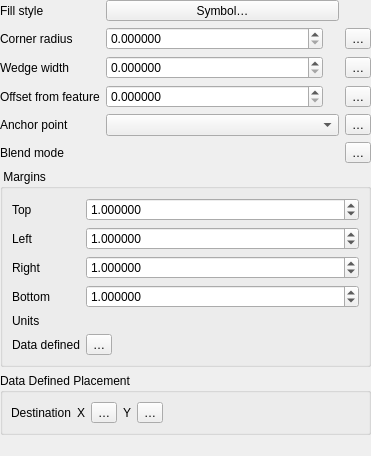
The window that src/ui/callouts/widget_ballooncallout.ui (carsmie/QGIS) describes before a commit, drawn with Qt 5.
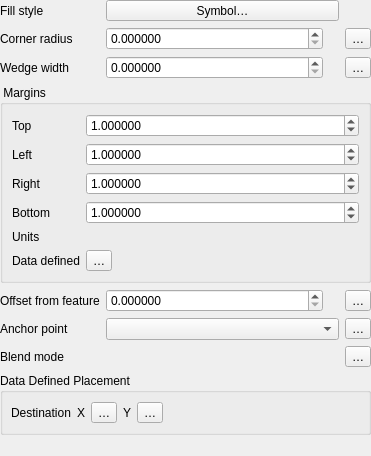
The same window after the commit. Custom widgets are drawn as their Qt base class.

Commit message: Move up Margins group

Patch:
```diff
--- a/src/ui/callouts/widget_ballooncallout.ui
+++ b/src/ui/callouts/widget_ballooncallout.ui
@@ -244,9 +244,7 @@
        </property>
       </widget>
      </item>
-    </layout>
-   </item>
-   <item>
+     <item row="3" column="0" colspan="4">
     <widget class="QgsCollapsibleGroupBox" name="mMarginsGroupBox">
      <property name="title">
       <string> Margins</string>
@@ -445,6 +443,8 @@
       </item>
      </layout>
     </widget>
+     </item>
+    </layout>
    </item>
    <item>
     <widget class="QGroupBox" name="mPlacementDDGroupBox">
```
Lines whose indentation alone changed are shown as unchanged.
